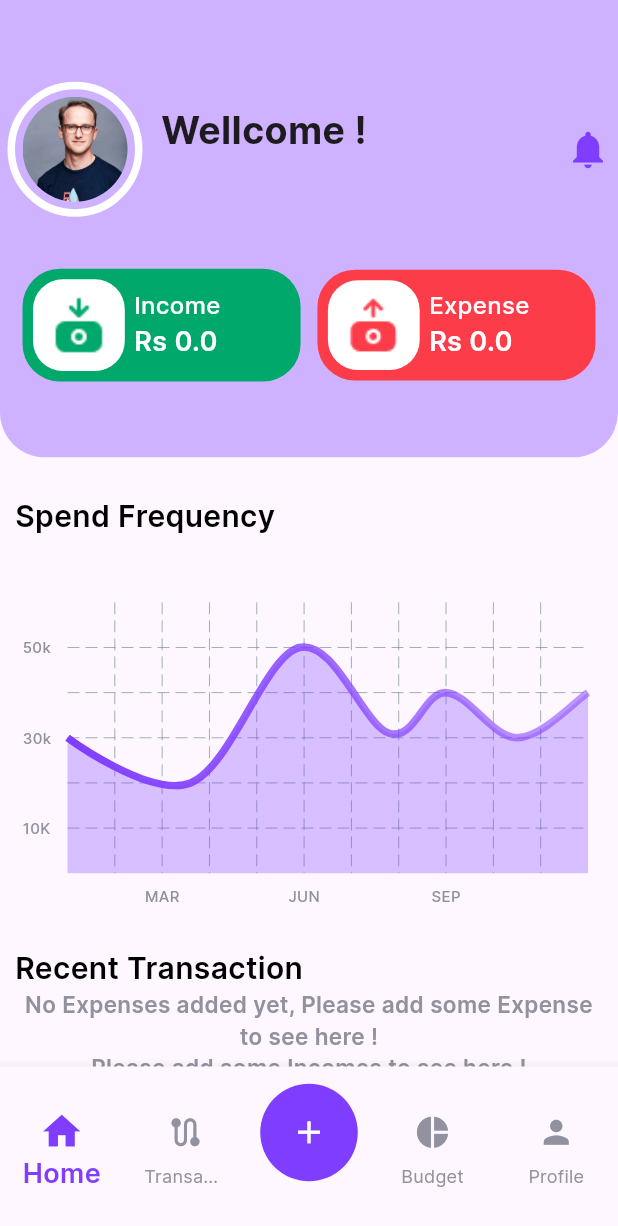
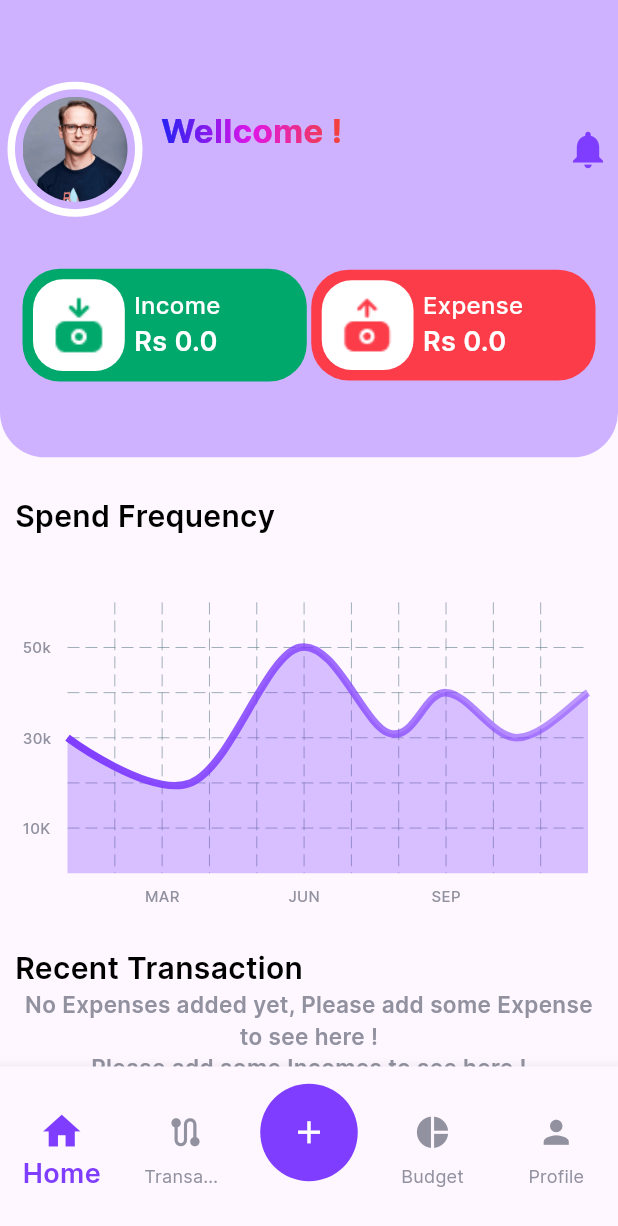
Before and after one commit to THARINDUnirmal/expenz, a Flutter app: the MainScreen screen opened directly, on a phone screen of 412 x 824 dp. Shown: the top 1226 px of the screen. Run offline on Flutter 3.47's test engine with Material 3 defaults, Android fonts, the phone set to English and light mode, and no system bars; drawn by our look-alikes of fl_chart, simple_gradient_text; our stand-ins replace shared_preferences, smooth_page_indicator; accounts and stored records are empty.

Commit message:
Gradient Text implement

```diff
--- a/lib/screens/home_screen.dart
+++ b/lib/screens/home_screen.dart
@@ -7,6 +7,7 @@ import 'package:expenz_app/widgets/expenz_widget.dart';
 import 'package:expenz_app/widgets/income_card.dart';
 import 'package:expenz_app/widgets/line_chart.dart';
 import 'package:flutter/material.dart';
+import 'package:simple_gradient_text/simple_gradient_text.dart';
 
 class HomeScreen extends StatefulWidget {
   final List<Expense> allExpensesList;
@@ -99,13 +100,16 @@ class _HomeScreenState extends State<HomeScreen> {
                       Column(
                         crossAxisAlignment: CrossAxisAlignment.start,
                         children: [
-                          const Text(
-                            "Wellcome !",
-                            style: TextStyle(
-                              fontSize: 25,
-                              fontWeight: FontWeight.w700,
-                            ),
-                          ),
+                          GradientText("Wellcome !",
+                              style: const TextStyle(
+                                fontSize: 22,
+                                fontWeight: FontWeight.w700,
+                              ),
+                              colors: const [
+                                Color.fromARGB(255, 37, 33, 243),
+                                Color.fromARGB(255, 224, 22, 231),
+                                Colors.red,
+                              ]),
                           Text(
                             userName,
                             style: const TextStyle(
--- a/lib/screens/main_screen.dart
+++ b/lib/screens/main_screen.dart
@@ -24,6 +24,8 @@ class _MainScreenState extends State<MainScreen> {
   //fetch all expenses data
   List<Expense> allExpenses = [];
   List<Income> allIncomes = [];
+  double expensesAmount = 0;
+  double incomeAmount = 0;
 
   //fetch all income data
   void fetchAllIncomes() async {
--- a/lib/widgets/expenz_widget.dart
+++ b/lib/widgets/expenz_widget.dart
@@ -19,7 +19,7 @@ class ExpenzWidget extends StatelessWidget {
   Widget build(BuildContext context) {
     return Container(
       padding: const EdgeInsets.all(7),
-      width: MediaQuery.of(context).size.width * 0.45,
+      width: MediaQuery.of(context).size.width * 0.46,
       decoration: BoxDecoration(
         color: cardColor,
         borderRadius: BorderRadius.circular(25),
--- a/pubspec.yaml
+++ b/pubspec.yaml
@@ -39,6 +39,7 @@ dependencies:
   shared_preferences: ^2.3.2
   intl: ^0.19.0
   fl_chart: ^0.69.0
+  simple_gradient_text: ^1.3.0
 
 dev_dependencies:
   flutter_test:
```
Also changed, not shown: pubspec.lock.
